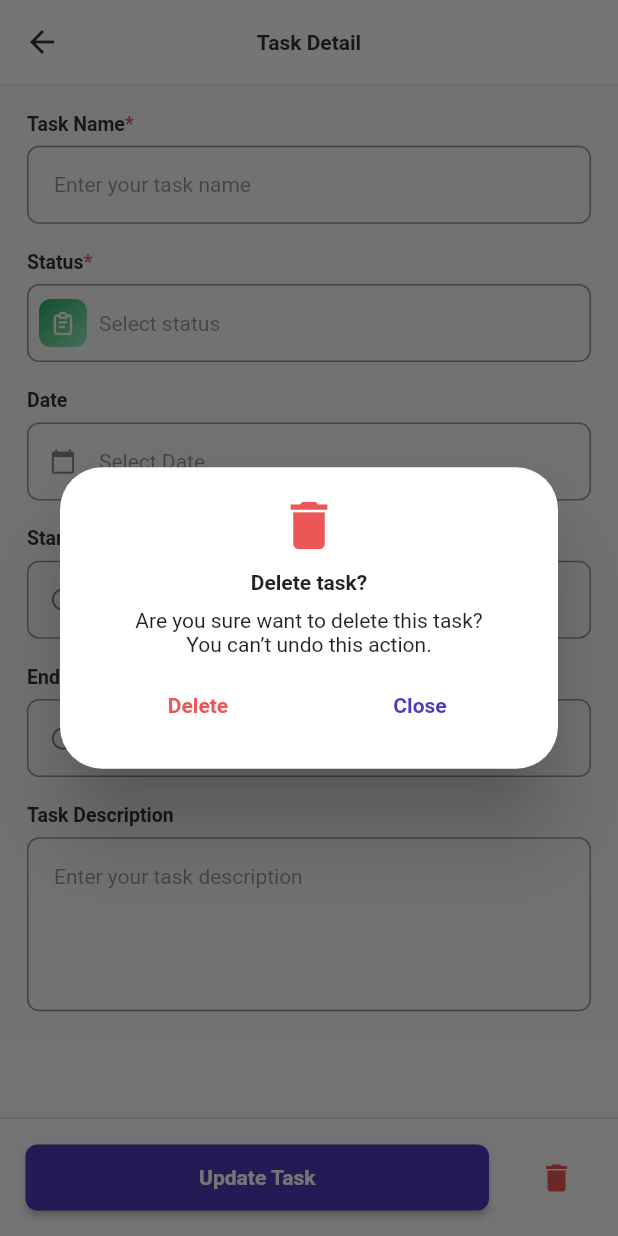
After one commit to NurFajarSA/simple_todo, a Flutter app: the DetailTaskScreen screen opened by its route, after a tap on the "delete" icon, on a phone screen of 412 x 824 dp. The commit adds this screen. Run offline on Flutter 3.47's test engine with Material 2 defaults, Android fonts, the phone set to English and light mode, and no system bars; our stand-ins replace get, hive, hive_flutter, rxdart, url_launcher_web; accounts and stored records are empty; Roboto replaces fonts that are missing (inter-regular, poppins-semibold); statements that could not run were skipped.

Commit message:
develop detail task feature

```diff
--- a/lib/common/constant.dart
+++ b/lib/common/constant.dart
@@ -6,6 +6,8 @@ part 'font.dart';
 const kAppName = 'SimpleTodo';
 const kDevName = 'Nur Fajar Sayyidul Ayyam';
 const kDevRole = 'Mobile Developer - UI/UX Designer';
+const kDevDesc =
+    'An Information systems student at Universitas Indonesia is entering the third semester, a person who never stops learning about technology, structured, trying new things, improving themselves in challenges, taking opportunities that come, and always trying to exceed boundaries.';
 const kDevUrl = 'https://biolinky.co/nfajarsa';
 const kDefaultPadding = 18.0;
 const kTodo = 'TO DO';
--- a/lib/controller/stream_controller.dart
+++ b/lib/controller/stream_controller.dart
@@ -3,3 +3,4 @@ import 'package:rxdart/rxdart.dart';
 
 final StreamController headerStreamController = BehaviorSubject();
 final StreamController createTaskStreamController = BehaviorSubject();
+final StreamController cardTaskStreamController = BehaviorSubject();
--- a/lib/utils/route.dart
+++ b/lib/utils/route.dart
@@ -4,6 +4,8 @@ import 'package:simple_todo/view/about_dev/about_dev_binding.dart';
 import 'package:simple_todo/view/about_dev/about_dev_screen.dart';
 import 'package:simple_todo/view/create_task/create_task_binding.dart';
 import 'package:simple_todo/view/create_task/create_task_screen.dart';
+import 'package:simple_todo/view/detail_task/detail_task_binding.dart';
+import 'package:simple_todo/view/detail_task/detail_task_screen.dart';
 import 'package:simple_todo/view/home/home_binding.dart';
 import 'package:simple_todo/view/home/home_screen.dart';
 import 'package:simple_todo/view/splash/splash_binding.dart';
@@ -13,6 +15,7 @@ const splashRoute = '/splash';
 const homeRoute = '/dashboard/home';
 const createTaskRoute = '/dashboard/create_task';
 const aboutDevRoute = '/dashboard/about_dev';
+const detailTaskRoute = '/dashboard/detail_task';
 
 var route = [
   GetPage(
@@ -21,7 +24,8 @@ var route = [
     binding: SplashBinding(),
     transition: Transition.fade,
   ),
-  GetPage(name: homeRoute, page: () => HomeScreen(), binding: HomeBinding()),
+  GetPage(
+      name: homeRoute, page: () => const HomeScreen(), binding: HomeBinding()),
   GetPage(
     name: createTaskRoute,
     page: () => CreateTaskScreen(
@@ -35,4 +39,8 @@ var route = [
       page: () => AboutDevScreen(),
       binding: AboutDevBinding(),
       transition: Transition.rightToLeft),
+  GetPage(
+      name: detailTaskRoute,
+      page: () => DetailTaskScreen(),
+      binding: DetailTaskBinding()),
 ];
--- a/lib/view/about_dev/about_dev_screen.dart
+++ b/lib/view/about_dev/about_dev_screen.dart
@@ -59,8 +59,7 @@ class AboutDevScreen extends StatelessWidget {
                       Text('Description'.toUpperCase(),
                           style: kSubHeading.copyWith(color: kDark)),
                       const SizedBox(height: kDefaultPadding / 2),
-                      Text(
-                          'An Information systems student at Universitas Indonesia is entering the first semester, a person who never stops learning about technology, structured, trying new things, improving themselves in challenges, taking opportunities that come, and always trying to exceed boundaries.',
+                      Text(kDevDesc,
                           style: kBodyPoppins.copyWith(
                               color: kDark.withOpacity(0.8)),
                           textAlign: TextAlign.justify),
--- a/lib/view/create_task/controller/create_task_controller.dart
+++ b/lib/view/create_task/controller/create_task_controller.dart
@@ -77,7 +77,7 @@ class CreateTaskController extends GetxController {
     );
     if (date != null) {
       taskDateController.text =
-          '${DateFormat('dd/MM/yyyy').format(date!.start)} - ${DateFormat('dd/MM/yyyy').format(date.end)}';
+          '${DateFormat('dd/MM/yyyy').format(date.start)} - ${DateFormat('dd/MM/yyyy').format(date.end)}';
     }
   }
 
--- /dev/null
+++ b/lib/view/detail_task/controller/detail_task_controller.dart
@@ -0,0 +1,130 @@
+import 'package:flutter/material.dart';
+import 'package:get/get.dart';
+import 'package:hive/hive.dart';
+import 'package:intl/intl.dart';
+import 'package:simple_todo/common/constant.dart';
+import 'package:simple_todo/controller/stream_controller.dart';
+import 'package:simple_todo/model/task/task.dart';
+
+class DetailTaskController extends GetxController {
+  Task? _data;
+  late int _index;
+  Task? get data => _data;
+  int get index => _index;
+  late String statusInit;
+
+  final Box<Task> todoBox = Hive.box<Task>(kTodo);
+  final Box<Task> inprogressBox = Hive.box<Task>(kInprogress);
+  final Box<Task> completeBox = Hive.box<Task>(kComplete);
+  final taskNameController = TextEditingController();
+  final taskDescriptionController = TextEditingController();
+  final taskStatusController = TextEditingController();
+  final taskDateController = TextEditingController();
+  final taskStartTimeController = TextEditingController();
+  final taskEndTimeController = TextEditingController();
+  final GlobalKey<FormState> formKey = GlobalKey<FormState>();
+
+  @override
+  void onInit() {
+    super.onInit();
+    _data = Get.arguments['task'];
+    _index = Get.arguments['index'];
+    taskNameController.text = _data!.name;
+    taskDescriptionController.text = _data!.description!;
+    taskStatusController.text = _data!.status;
+    taskDateController.text = _data!.dateRange!;
+    taskStartTimeController.text = _data!.startTime!;
+    taskEndTimeController.text = _data!.endTime!;
+    statusInit = _data!.status;
+  }
+
+  updateTask() {
+    _data!.name = taskNameController.text;
+    _data!.description = taskDescriptionController.text;
+    _data!.status = taskStatusController.text;
+    _data!.dateRange = taskDateController.text;
+    _data!.startTime = taskStartTimeController.text;
+    _data!.endTime = taskEndTimeController.text;
+
+    if (statusInit.toUpperCase() != _data!.status.toUpperCase()) {
+      changeStatus(_data!.status.toUpperCase(), statusInit.toUpperCase(), data);
+    }
+
+    cardTaskStreamController.add('update');
+    Get.back();
+  }
+
+  changeStatus(String toSection, String fromSection, Task? data) {
+    if (toSection == fromSection) {
+      return;
+    } else {
+      deleteTask();
+      switch (toSection) {
+        case kTodo:
+          data?.status = kTodo;
+          todoBox.add(data!);
+          break;
+        case kInprogress:
+          data?.status = kInprogress;
+          inprogressBox.add(data!);
+          break;
+        default:
+          data?.status = kComplete;
+          completeBox.add(data!);
+          break;
+      }
+      update();
+    }
+  }
+
+  deleteTask() {
+    String section = _data!.status.toUpperCase();
+    if (section == kTodo) {
+      todoBox.deleteAt(_index);
+    } else if (section == kInprogress) {
+      inprogressBox.deleteAt(_index);
+    } else {
+      completeBox.deleteAt(_index);
+    }
+    headerStreamController.add('delete');
+    update();
+    Get.back();
+  }
+
+  chooseDate({required BuildContext context}) async {
+    final date = await showDateRangePicker(
+      context: context,
+      initialDateRange: DateTimeRange(
+          start: DateTime.now(),
+          end: DateTime.now().add(const Duration(days: 1))),
+      firstDate: DateTime(DateTime.now().year - 5),
+      lastDate: DateTime(DateTime.now().year + 5),
+    );
+    if (date != null) {
+      taskDateController.text =
+          '${DateFormat('dd/MM/yyyy').format(date.start)} - ${DateFormat('dd/MM/yyyy').format(date.end)}';
+    }
+  }
+
+  chooseTime({required BuildContext context, required String type}) async {
+    final time = await showTimePicker(
+      context: context,
+      initialTime: TimeOfDay.now(),
+    );
+    if (type == 'start') {
+      taskStartTimeController.text =
+          '${time!.hour}:${time.minute.toString().padLeft(2, '0')}';
+    } else {
+      taskEndTimeController.text =
+          '${time!.hour}:${time.minute.toString().padLeft(2, '0')}';
+    }
+  }
+
+  get getName => taskNameController.text;
+  get getDescription => taskDescriptionController.text;
+  get getStatus => taskStatusController.text;
+  get getDate => taskDateController.text;
+  get getStartTime => taskStartTimeController.text;
+  get getEndTime => taskEndTimeController.text;
+  get getFormKey => formKey;
+}
--- /dev/null
+++ b/lib/view/detail_task/detail_task_binding.dart
@@ -0,0 +1,11 @@
+import 'package:get/get.dart';
+import 'package:simple_todo/view/create_task/controller/create_task_controller.dart';
+import 'package:simple_todo/view/detail_task/controller/detail_task_controller.dart';
+
+class DetailTaskBinding extends Bindings {
+  @override
+  void dependencies() {
+    Get.put(DetailTaskController());
+    Get.put(CreateTaskController());
+  }
+}
--- /dev/null
+++ b/lib/view/detail_task/detail_task_screen.dart
@@ -0,0 +1,237 @@
+import 'package:flutter/material.dart';
+import 'package:flutter/services.dart';
+import 'package:get/get.dart';
+import 'package:simple_todo/common/constant.dart';
+import 'package:simple_todo/controller/stream_controller.dart';
+import 'package:simple_todo/view/create_task/controller/create_task_controller.dart';
+import 'package:simple_todo/view/detail_task/controller/detail_task_controller.dart';
+import 'package:simple_todo/view/widgets/button/custom_footer_button.dart';
+import 'package:simple_todo/view/widgets/button/pop_up_status.dart';
+import 'package:simple_todo/view/widgets/custom_textfield.dart';
+
+class DetailTaskScreen extends StatefulWidget {
+  DetailTaskScreen({Key? key}) : super(key: key);
+  final Stream stream = createTaskStreamController.stream;
+
+  @override
+  State<DetailTaskScreen> createState() => _DetailTaskScreenState();
+}
+
+class _DetailTaskScreenState extends State<DetailTaskScreen> {
+  final controller = Get.find<DetailTaskController>();
+  final controllerTask = Get.find<CreateTaskController>();
+  var popUp = PopUpStatus(
+    section: kTodo,
+    iconSize: 32.0,
+  );
+
+  @override
+  void initState() {
+    super.initState();
+    popUp = popUp = PopUpStatus(
+      section: controller.taskStatusController.text.toUpperCase(),
+      iconSize: 32.0,
+    );
+    widget.stream.listen((data) {
+      mySetState();
+    });
+  }
+
+  void mySetState() {
+    setState(() {});
+  }
+
+  @override
+  Widget build(BuildContext context) {
+    controller.taskStatusController.text = '${popUp.status.capitalize}';
+    return Scaffold(
+      appBar: AppBar(
+        systemOverlayStyle: const SystemUiOverlayStyle(
+          statusBarColor: kPrimaryColor,
+          statusBarBrightness: Brightness.light,
+          statusBarIconBrightness: Brightness.light,
+        ),
+        iconTheme: const IconThemeData(
+          color: kDark,
+        ),
+        title: Text("Task Detail", style: kSubHeading.copyWith(color: kDark)),
+        centerTitle: true,
+        backgroundColor: kWhite,
+        elevation: 0,
+        bottom: PreferredSize(
+          preferredSize: const Size.fromHeight(1.0),
+          child: Container(
+            color: kDark.withOpacity(0.1),
+            height: 1.0,
+          ),
+        ),
+      ),
+      body: ListView(children: [
+        Container(
+          color: kWhitebg,
+          padding: const EdgeInsets.all(kDefaultPadding),
+          child: Form(
+            key: controller.formKey,
+            autovalidateMode: AutovalidateMode.onUserInteraction,
+            child: Column(
+              crossAxisAlignment: CrossAxisAlignment.start,
+              children: [
+                CustomTextField(
+                    label: 'Task Name',
+                    hint: 'Enter your task name',
+                    controller: controller.taskNameController,
+                    validator: (val) => controllerTask.isEmpty(val),
+                    isMandatory: true),
+                const SizedBox(height: kDefaultPadding),
+                CustomTextField(
+                  label: 'Status',
+                  hint: 'Select status',
+                  keyboardType: TextInputType.none,
+                  isMandatory: true,
+                  controller: controller.taskStatusController,
+                  icon: popUp,
+                ),
+                const SizedBox(height: kDefaultPadding),
+                CustomTextField(
+                  label: "Date",
+                  hint: "Select Date",
+                  keyboardType: TextInputType.none,
+                  readOnly: true,
+                  controller: controller.taskDateController,
+                  icon: const Icon(
+                    Icons.calendar_today,
+                  ),
+                  onTap: () {
+                    controller.chooseDate(context: context);
+                  },
+                ),
+                const SizedBox(height: kDefaultPadding),
+                CustomTextField(
+                  label: "Start Time",
+                  hint: "Select Time",
+                  keyboardType: TextInputType.none,
+                  readOnly: true,
+                  controller: controller.taskStartTimeController,
+                  icon: const Icon(
+                    Icons.access_time,
+                  ),
+                  onTap: () {
+                    controller.chooseTime(context: context, type: 'start');
+                  },
+                ),
+                const SizedBox(height: kDefaultPadding),
+                CustomTextField(
+                  label: "End Time",
+                  hint: "Select Time",
+                  keyboardType: TextInputType.none,
+                  readOnly: true,
+                  controller: controller.taskEndTimeController,
+                  icon: const Icon(
+                    Icons.access_time,
+                  ),
+                  onTap: () {
+                    controller.chooseTime(context: context, type: 'end');
+                  },
+                ),
+                const SizedBox(height: kDefaultPadding),
+                CustomTextField(
+                    label: 'Task Description',
+                    hint: 'Enter your task description',
+                    controller: controller.taskDescriptionController,
+                    maxLines: 5),
+              ],
+            ),
+          ),
+        ),
+      ]),
+      persistentFooterButtons: [
+        Row(
+          mainAxisAlignment: MainAxisAlignment.spaceBetween,
+          children: [
+            CustomFooterButton(
+              width: MediaQuery.of(context).size.width * 0.75,
+              label: 'Update Task',
+              onPressed: () {
+                controller.updateTask();
+              },
+            ),
+            Container(
+              margin: EdgeInsets.only(right: kDefaultPadding / 2),
+              child: IconButton(
+                onPressed: () => showCustomDialog(context),
+                icon: const Icon(
+                  Icons.delete,
+                  color: kDanger,
+                ),
+              ),
+            )
+          ],
+        ),
+      ],
+    );
+  }
+
+  void showCustomDialog(BuildContext context) => showDialog(
+      context: context,
+      builder: (_) => Dialog(
+            shape: RoundedRectangleBorder(
+              borderRadius: BorderRadius.circular(28),
+            ),
+            child: Padding(
+              padding: const EdgeInsets.all(kDefaultPadding),
+              child: Column(
+                mainAxisAlignment: MainAxisAlignment.center,
+                mainAxisSize: MainAxisSize.min,
+                children: [
+                  const Icon(
+                    Icons.delete,
+                    color: kDanger,
+                    size: 42,
+                  ),
+                  const SizedBox(height: kDefaultPadding / 2),
+                  const Text(
+                    "Delete task?",
+                    style: kSubHeading,
+                  ),
+                  const SizedBox(height: kDefaultPadding / 2),
+                  const Text(
+                    "Are you sure want to delete this task?",
+                    style: kBodyInter,
+                  ),
+                  const Text(
+                    "You can’t undo this action.",
+                    style: kBodyInter,
+                  ),
+                  const SizedBox(height: kDefaultPadding / 2),
+                  Row(
+                    mainAxisSize: MainAxisSize.max,
+                    mainAxisAlignment: MainAxisAlignment.spaceAround,
+                    children: [
+                      TextButton(
+                        onPressed: () {
+                          controller.deleteTask();
+                          Get.back();
+                        },
+                        child: SizedBox(
+                            height: 32,
+                            width: 94,
+                            child: Center(
+                                child: Text("Delete",
+                                    style:
+                                        kSubHeading.copyWith(color: kDanger)))),
+                      ),
+                      TextButton(
+                        onPressed: () => Get.back(),
+                        child: const SizedBox(
+                            height: 32,
+                            width: 94,
+                            child: Center(
+                                child: Text("Close", style: kSubHeading))),
+                      ),
+                    ],
+                  )
+                ],
+              ),
+            ),
+          ));
+}
--- a/lib/view/home/controller/home_controller.dart
+++ b/lib/view/home/controller/home_controller.dart
@@ -40,6 +40,10 @@ class HomeController extends GetxController {
     Get.toNamed(aboutDevRoute);
   }
 
+  gotoDetailTask(Task? data, int index) {
+    Get.toNamed(detailTaskRoute, arguments: {'task': data, 'index': index});
+  }
+
   deleteTask(String section, int index) {
     if (section == kTodo) {
       todoBox.value.deleteAt(index);
@@ -59,12 +63,15 @@ class HomeController extends GetxController {
       deleteTask(fromSection, index);
       switch (toSection) {
         case kTodo:
+          data?.status = kTodo;
           todoBox.value.add(data!);
           break;
         case kInprogress:
+          data?.status = kInprogress;
           inprogressBox.value.add(data!);
           break;
         default:
+          data?.status = kComplete;
           completeBox.value.add(data!);
           break;
       }
--- a/lib/view/widgets/button/custom_footer_button.dart
+++ b/lib/view/widgets/button/custom_footer_button.dart
@@ -3,15 +3,16 @@ import 'package:simple_todo/common/constant.dart';
 
 class CustomFooterButton extends StatelessWidget {
   const CustomFooterButton(
-      {Key? key, required this.label, required this.onPressed})
+      {Key? key, required this.label, required this.onPressed, this.width})
       : super(key: key);
   final String label;
   final Function() onPressed;
+  final double? width;
 
   @override
   Widget build(BuildContext context) {
     return Container(
-      width: double.infinity,
+      width: width ?? double.infinity,
       height: 44,
       margin: const EdgeInsets.all(kDefaultPadding / 2),
       child: ElevatedButton(
--- a/lib/view/widgets/custom_textfield.dart
+++ b/lib/view/widgets/custom_textfield.dart
@@ -112,8 +112,7 @@ class CustomTextField extends StatelessWidget {
             ),
             enabledBorder: OutlineInputBorder(
                 borderRadius: BorderRadius.circular(8),
-                borderSide:
-                    BorderSide(color: kDark.withOpacity(0.5), width: 1)),
+                borderSide: BorderSide(color: kDark.withOpacity(0.5))),
           ),
         ),
       ],
```
Also changed, not shown: lib/view/home/home_screen.dart (+22 -2 lines), lib/view/home/widgets/card_task.dart (+33 -13 lines), 1 other file.
